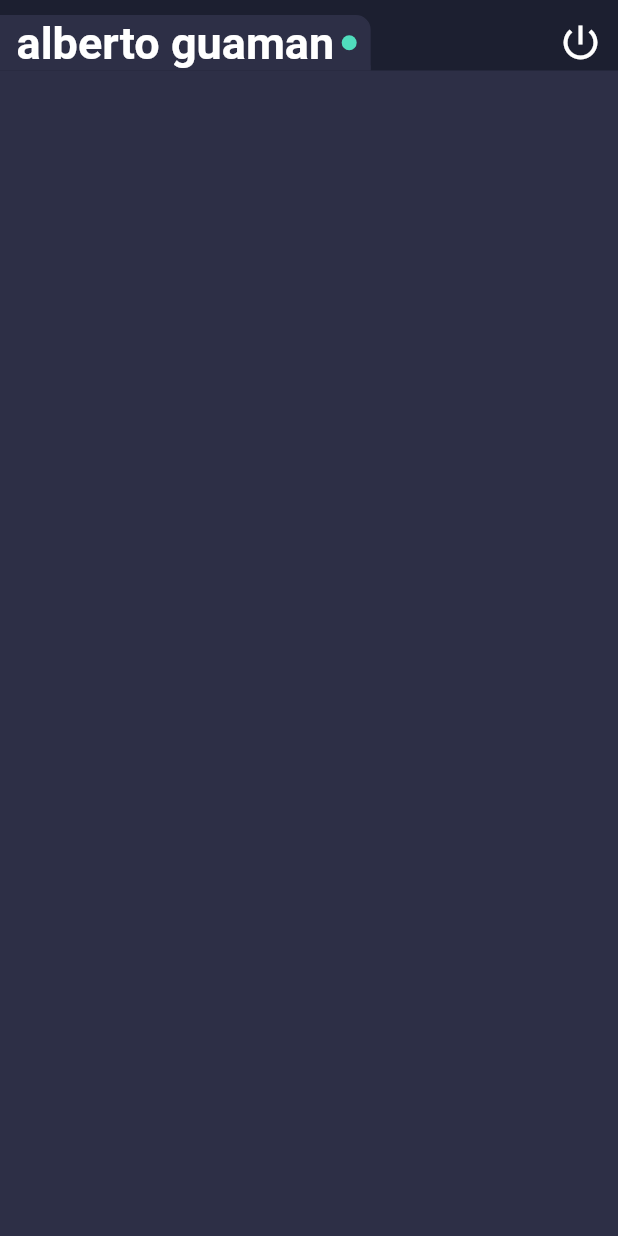
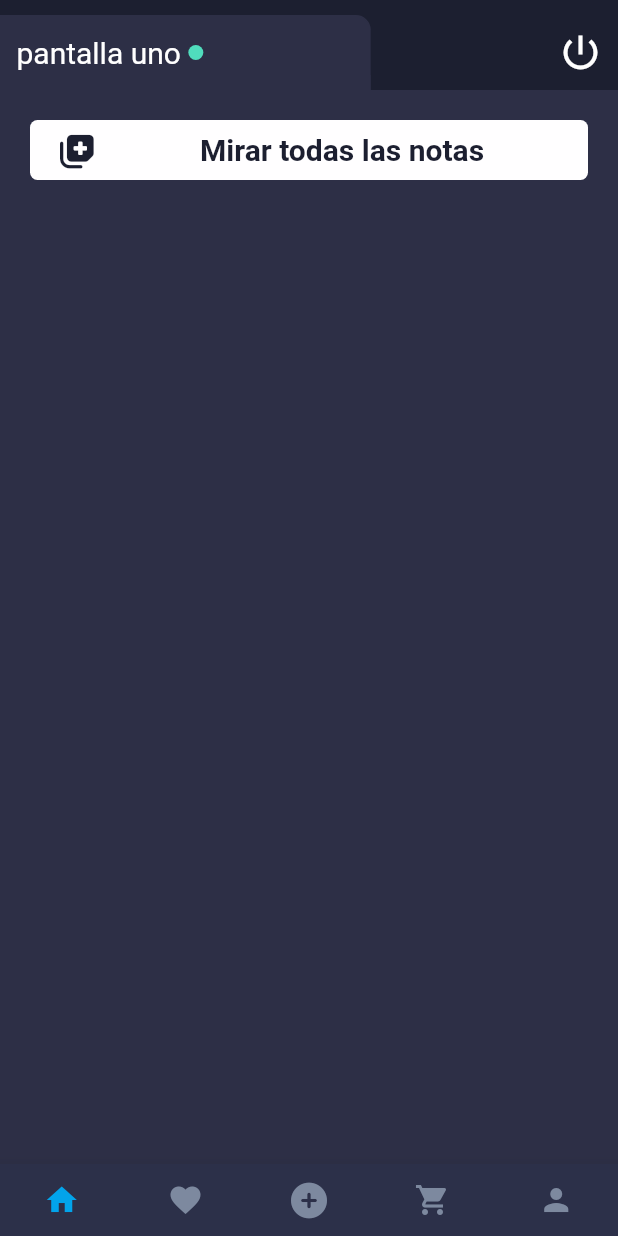
Before and after one commit to tinguar/todo-list, a Flutter app: the screen it shows after launch, on a phone screen of 412 x 824 dp. Run offline on Flutter 3.47's test engine with Material 2 defaults, Android fonts, the phone set to English and light mode, and no system bars; our stand-ins replace font_awesome_flutter.

Commit message:
provider home, botton n b

```diff
--- a/lib/main.dart
+++ b/lib/main.dart
@@ -3,11 +3,15 @@
 import 'package:flutter/material.dart';
 import 'package:flutter/services.dart';
 import 'package:to_do_list/src/firebase/firebase.dart';
+import 'package:to_do_list/src/provider/provider.dart';
+import 'package:to_do_list/src/style/color.dart';
 import 'package:to_do_list/src/view/layout/auth/auth.dart';
 import 'package:provider/provider.dart';
 import 'package:to_do_list/src/view/layout/home/home.dart';
 
-void main()  {
+import 'src/view/home.dart';
+
+void main() {
   WidgetsFlutterBinding.ensureInitialized();
   // await Firebase.initializeApp();
   SystemChrome.setPreferredOrientations(
@@ -16,7 +20,7 @@ void main()  {
       DeviceOrientation.portraitDown,
     ],
   ).then(
-        (_) {
+    (_) {
       runApp(const MyApp());
     },
   );
@@ -27,22 +31,37 @@ class MyApp extends StatelessWidget {
 
   @override
   Widget build(BuildContext context) {
-    return MaterialApp(
-      debugShowCheckedModeBanner: false,
-      title: 'TO DO',
-      home: Todo()
+    return MultiProvider(
+      providers: [
+        ChangeNotifierProvider(
+          create: (context) => NavigatorBar(),
+        ),
+      ],
+      child: MaterialApp(
+        debugShowCheckedModeBanner: false,
+        title: 'TO DO',
+        home: Home(),
+        // theme: ThemeData(
+        //   bottomNavigationBarTheme: BottomNavigationBarThemeData(
+        //     elevation: 0,
+        //     backgroundColor: ColorS.backgroundB, // Cambiar el color de fondo
+        //     selectedItemColor: ColorS.select, // Cambiar el color de los íconos seleccionados
+        //     unselectedItemColor: ColorS.selectN, // Cambiar el color de los íconos no seleccionados
+        //   ),
+        // ),
+      ),
     );
 
     //   MultiProvider(
     //   providers: [
-    //     // Proveedor de FirebaseAuth
-    //     // Provider<FirebaseAuth>(
-    //     //   create: (_) => FirebaseAuth.instance,
-    //     // ),
-    //     // Proveedor de FirebaseAuthUser
-    //     // Provider<FirebaseAuthUser>(
-    //     //   create: (_) => FirebaseAuthUser.instance(),
-    //     // ),
+    //     Proveedor de FirebaseAuth
+    //     Provider<FirebaseAuth>(
+    //       create: (_) => FirebaseAuth.instance,
+    //     ),
+    //     Proveedor de FirebaseAuthUser
+    //     Provider<FirebaseAuthUser>(
+    //       create: (_) => FirebaseAuthUser.instance(),
+    //     ),
     //   ],
     //   child: const MaterialApp(
     //     title: 'TO DO',
--- /dev/null
+++ b/lib/src/provider/navigator_bar.dart
@@ -0,0 +1,12 @@
+import 'package:flutter/material.dart';
+
+class NavigatorBar extends ChangeNotifier {
+  int _selectedIndex = 0;
+
+  int get selectedIndex => _selectedIndex;
+
+  void setTabIndex(int index) {
+    _selectedIndex = index;
+    notifyListeners();
+  }
+}
--- a/lib/src/provider/provider.dart
+++ b/lib/src/provider/provider.dart
@@ -0,0 +1 @@
+export 'navigator_bar.dart';
--- a/lib/src/style/color.dart
+++ b/lib/src/style/color.dart
@@ -2,5 +2,16 @@ import 'package:flutter/material.dart';
 
 class ColorS {
   static Color background = const Color(0xFF2d2f46);
+
   static Color button = const Color(0xFF1c1f30);
+  static Color buttonW = const Color(0xFFfffeff);
+
+  static Color textBW = const Color(0xff4b4949);
+  static Color circle = const Color(0xFF50ddbd);
+
+  static Color backgroundB = const Color(0xFF2c3049);
+  static Color select = const Color(0xFF02a4eb);
+  static Color selectN = const Color(0xFF7d899f);
+
+
 }
--- a/lib/src/style/text.dart
+++ b/lib/src/style/text.dart
@@ -1,11 +1,14 @@
-
 import 'package:flutter/material.dart';
+import 'package:to_do_list/src/style/style.dart';
 
 class TextS {
-  static   TextStyle title = const TextStyle(
-
-    fontWeight: FontWeight.bold,
-  fontSize: 30.0,
+  static TextStyle title = const TextStyle(
+    fontSize: 20.0,
     color: Colors.white,
   );
+  static TextStyle titleW =  TextStyle(
+    fontWeight: FontWeight.bold,
+    fontSize: 20.0,
+    color: ColorS.button,
+  );
 }
--- a/lib/src/view/home.dart
+++ b/lib/src/view/home.dart
@@ -0,0 +1,116 @@
+import 'package:flutter/material.dart';
+import 'package:font_awesome_flutter/font_awesome_flutter.dart';
+import 'package:provider/provider.dart';
+import 'package:to_do_list/src/style/style.dart';
+
+import '../provider/provider.dart';
+import 'layout/home/todo.dart';
+
+class Home extends StatelessWidget {
+  final List<Widget> screens = const [
+    Todo(
+      title: 'pantalla uno',
+    ),
+    Todo(
+      title: 'pantalla dos',
+    ),
+    Todo(
+      title: 'pantalla tres',
+    ),
+    Todo(
+      title: 'pantalla cuatro',
+    ),
+    Todo(
+      title: 'pantalla cinco',
+    ),
+  ];
+
+  @override
+  Widget build(BuildContext context) {
+    final appStateManager = Provider.of<NavigatorBar>(context);
+
+    return Scaffold(
+      backgroundColor: ColorS.background,
+      body: screens[appStateManager.selectedIndex],
+      bottomNavigationBar: BottomAppBar(
+        color: ColorS.backgroundB,
+        child: Row(
+          mainAxisAlignment: MainAxisAlignment.spaceAround,
+          children: [
+            IconButton(
+              icon: Icon(Icons.home),
+              onPressed: () => appStateManager.setTabIndex(0),
+              color: appStateManager.selectedIndex == 0
+                  ? ColorS.select
+                  : ColorS.selectN,
+            ),
+            IconButton(
+              icon: Icon(Icons.favorite),
+              onPressed: () => appStateManager.setTabIndex(1),
+              color: appStateManager.selectedIndex == 1
+                  ? ColorS.select
+                  : ColorS.selectN,
+            ),
+            IconButton(
+              icon: FaIcon(
+                FontAwesomeIcons.circlePlus,
+              ),
+              onPressed: () => appStateManager.setTabIndex(2),
+              color: appStateManager.selectedIndex == 2
+                  ? ColorS.select
+                  : ColorS.selectN,
+            ),
+            IconButton(
+              icon: Icon(Icons.shopping_cart),
+              onPressed: () => appStateManager.setTabIndex(3),
+              color: appStateManager.selectedIndex == 3
+                  ? ColorS.select
+                  : ColorS.selectN,
+            ),
+            IconButton(
+              icon: Icon(Icons.person),
+              onPressed: () => appStateManager.setTabIndex(4),
+              color: appStateManager.selectedIndex == 4
+                  ? ColorS.select
+                  : ColorS.selectN,
+            ),
+          ],
+        ),
+      ),
+
+      // bottomNavigationBar: BottomNavigationBar(
+      //   type: BottomNavigationBarType.fixed,
+      //   elevation: 0,
+      //   backgroundColor: ColorS.backgroundB,
+      //   selectedItemColor: ColorS.select,
+      //   unselectedItemColor: ColorS.selectN,
+      //   currentIndex: appStateManager.selectedIndex,
+      //   onTap: (index) => appStateManager.setTabIndex(index),
+      //   items: const [
+      //     BottomNavigationBarItem(
+      //       icon: Icon(Icons.home),
+      //       label: '',
+      //     ),
+      //     BottomNavigationBarItem(
+      //       icon: Icon(Icons.favorite),
+      //       label: '',
+      //     ),
+      //     BottomNavigationBarItem(
+      //       icon: FaIcon(
+      //         FontAwesomeIcons.circlePlus,
+      //       ),
+      //       label: '',
+      //     ),
+      //     BottomNavigationBarItem(
+      //       icon: Icon(Icons.shopping_cart),
+      //       label: '',
+      //     ),
+      //     BottomNavigationBarItem(
+      //       icon: Icon(Icons.person),
+      //       label: '',
+      //     ),
+      //   ],
+      // ),
+    );
+  }
+}
--- a/lib/src/view/layout/auth/sign_in.dart
+++ b/lib/src/view/layout/auth/sign_in.dart
@@ -58,10 +58,16 @@ class SignIn extends StatelessWidget {
               child: Column(
                 mainAxisAlignment: MainAxisAlignment.center,
                 children: [
-                  Padding(
-                    padding: const EdgeInsets.all(20.0),
-                    child: GestureDetector(
-                      onTap: () async {
+                  ButtonIconOnpress(
+                    color: ColorS.button,
+                    icon: FaIcon(
+                      FontAwesomeIcons.google,
+                      color:Colors.white,
+                    ),
+                    text: 'Inicia sesión con Google',
+                    textS: TextS.title,
+                    onTap: (){
+                      print('INICIAR SECCION');
                       // final User? user =
                       //     await firebaseAuthUser.google(context);
                       // if (user != null) {
@@ -86,36 +92,8 @@ class SignIn extends StatelessWidget {
                       //   print('google');
                       // }
                     },
-                      child: Container(
-                        height: 40.0,
-                        decoration: BoxDecoration(
-                          color: ColorS.button,
-                          borderRadius: BorderRadius.circular(5.0),
                   ),
-                        child: const Row(
-                          mainAxisAlignment: MainAxisAlignment.center,
-                          children: [
-                            SizedBox(
-                              width: 20.0,
-                            ),
-                            FaIcon(
-                              FontAwesomeIcons.google,
-                              color: Colors.white,
-                            ),
-                            Expanded(
-                              child: Text(
-                                'Inicia sesión con Google',
-                                textAlign: TextAlign.center,
-                                style: TextStyle(
-                                  color: Colors.white,
-                                ),
-                              ),
-                            ),
-                          ],
-                        ),
-                      ),
-                    ),
-                  ),
+
                   const SizedBox(
                     height: 15.0,
                   ),
--- a/lib/src/view/layout/home/todo.dart
+++ b/lib/src/view/layout/home/todo.dart
@@ -1,15 +1,19 @@
 // import 'package:firebase_auth/firebase_auth.dart';
+import 'package:flutter/foundation.dart';
 import 'package:flutter/material.dart';
+import 'package:font_awesome_flutter/font_awesome_flutter.dart';
 import 'package:provider/provider.dart';
 import 'package:to_do_list/src/view/layout/auth/auth.dart';
 
 import '../../../constant/constant.dart';
 import '../../../firebase/firebase.dart';
 import '../../../style/style.dart';
+import '../../../widget/widget.dart';
 
 class Todo extends StatelessWidget {
+   final String title;
   // final User? user;
-  // const Todo({super.key, required this.user});
+   const Todo({super.key, required this.title});
 
   @override
   Widget build(BuildContext context) {
@@ -26,26 +30,29 @@ class Todo extends StatelessWidget {
               child: Row(
                 children: [
                   Padding(
-                    padding: const EdgeInsets.only(top: 10.0),
+                    padding: const EdgeInsets.only(
+                      top: 10.0,
+                    ),
+                    child: Center(
                       child: Container(
+                        height: 50.0,
                         width: sizeW * 0.6,
                         decoration: BoxDecoration(
                           color: ColorS.background,
-
                           borderRadius: const BorderRadius.only(
                             topRight: Radius.circular(10.0),
                           ),
-
                           border: Border.all(
                             color: ColorS.background,
                           ), // Borde general
                         ),
                         child: Row(
                           children: [
-                         const SizedBox(width: 10.0,),
-
+                            const SizedBox(
+                              width: 10.0,
+                            ),
                             Text(
-                            'alberto guaman',
+                              title,
                               // getFormattedName(user?.displayName ?? "N/A"),
                               style: TextS.title,
                             ),
@@ -55,37 +62,59 @@ class Todo extends StatelessWidget {
                             Container(
                               width: 10.0,
                               height: 10.0,
-                            decoration: const BoxDecoration(
+                              decoration:  BoxDecoration(
                                 shape: BoxShape.circle,
-                              color: Color(0xFF50ddbd),
+                                color: ColorS.circle,
                               ),
                             )
                           ],
                         ),
                       ),
                     ),
+                  ),
                   Padding(
-                    padding: const EdgeInsets.only(top: 10.0,
+                    padding: const EdgeInsets.only(
+                      top: 10.0,
                     ),
+                    child: GestureDetector(
+                      onTap: () {
+                        if (kDebugMode) {
+                          print('CERRAR SECCION RAPIDO');
+                        }
+                      },
                       child: Container(
                         width: sizeW * 0.4,
                         color: ColorS.button,
                         child: const Row(
                           mainAxisAlignment: MainAxisAlignment.end,
                           children: [
-
                             Icon(
                               Icons.power_settings_new_outlined,
                               color: Colors.white,
                               size: 30.0,
                             ),
-                          SizedBox(width: 10.0,)
+                            SizedBox(
+                              width: 10.0,
+                            )
                           ],
+                        ),
                       ),
                     ),
                   )
                 ],
               ),
+            ),
+            ButtonIconOnpress(
+              color: ColorS.buttonW,
+              icon: FaIcon(
+                FontAwesomeIcons.notesMedical,
+                color: ColorS.button,
+              ),
+              text: 'Mirar todas las notas',
+              textS: TextS.titleW,
+              onTap: () {
+                print('TODAS LAS NOTAS');
+              },
             ),
             // Container(
             //   color: Colors.amber,
--- /dev/null
+++ b/lib/src/widget/button.dart
@@ -0,0 +1,55 @@
+
+import 'package:flutter/material.dart';
+import 'package:font_awesome_flutter/font_awesome_flutter.dart';
+
+import '../style/style.dart';
+
+class ButtonIconOnpress extends StatelessWidget {
+  final Color color;
+  final FaIcon icon;
+  final String text;
+  final TextStyle textS;
+  final Function() onTap;
+
+  const ButtonIconOnpress({
+    Key? key,
+    required this.color,
+    required this.icon,
+    required this.text, required this.onTap, required this.textS,
+  }) : super(key: key);
+
+  @override
+  Widget build(
+      BuildContext context,
+      ) {
+    return Padding(
+      padding: const EdgeInsets.all(20.0),
+      child: GestureDetector(
+        onTap: onTap,
+        child: Container(
+          height: 40.0,
+          decoration: BoxDecoration(
+            color: color,
+            borderRadius: BorderRadius.circular(5.0),
+          ),
+          child: Row(
+            mainAxisAlignment: MainAxisAlignment.center,
+            children: [
+              const SizedBox(
+                width: 20.0,
+              ),
+              icon,
+              Expanded(
+                child: Text(
+                  text,
+                  textAlign: TextAlign.center,
+                  style: textS,
+                ),
+              ),
+            ],
+          ),
+        ),
+      ),
+    );
+  }
+}
--- a/lib/src/widget/widget.dart
+++ b/lib/src/widget/widget.dart
@@ -1,2 +1,3 @@
 export 'tootil.dart';
 export 'dialogs.dart';
+export 'button.dart';
--- a/pubspec.yaml
+++ b/pubspec.yaml
@@ -22,6 +22,7 @@ dependencies:
   url_launcher: ^6.1.11
 #  firebase_core: ^2.13.0
   google_sign_in: ^5.4.4
+  syncfusion_flutter_datepicker: ^21.2.6
 
 
 dev_dependencies:
```
Also changed, not shown: pubspec.lock. Lines whose indentation alone changed are shown as unchanged.
